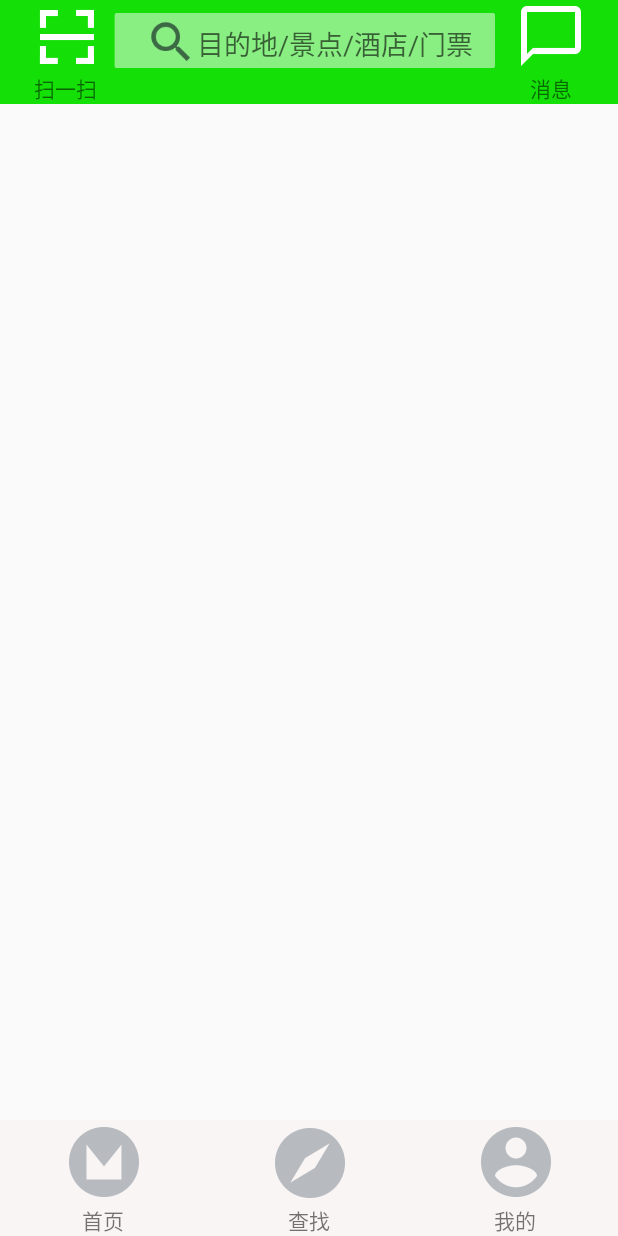
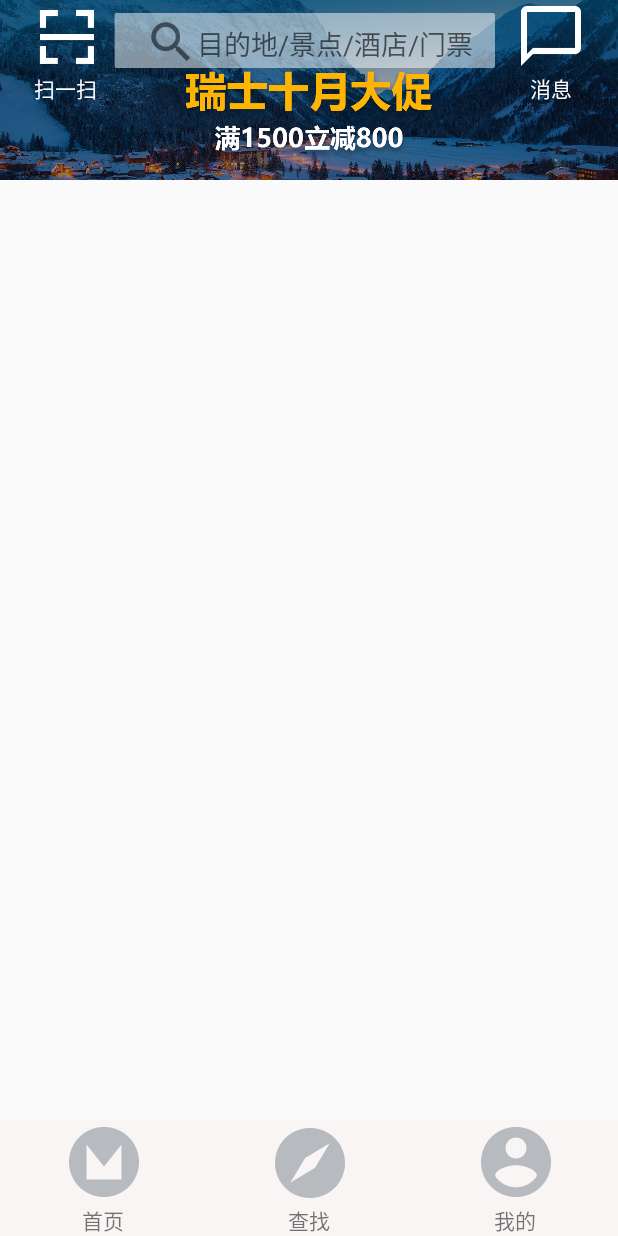
Before and after one commit to androidjk/imTao, an Android app: the screen it shows after launch (MainActivity), on a phone screen of 412 x 824 dp. Run offline under Robolectric (Android 15) with nearby library versions, the phone set to English and light mode, and no system bars.

Commit message:
main_header_advertivcement

```diff
--- /dev/null
+++ b/app/src/main/java/com/example/imtao/adapter/AdviceAdapter.java
@@ -0,0 +1,46 @@
+package com.example.imtao.adapter;
+
+import android.content.Context;
+import android.database.DataSetObserver;
+import android.graphics.pdf.PdfDocument;
+import android.provider.ContactsContract;
+import android.support.v4.view.PagerAdapter;
+import android.view.View;
+import android.view.ViewGroup;
+import android.widget.Adapter;
+import android.widget.ImageView;
+
+import java.util.List;
+
+/**
+ * Created by asus1 on 2018/1/22.
+ */
+
+public class AdviceAdapter extends PagerAdapter {
+    protected Context context;
+    protected List<ImageView> list;
+    public AdviceAdapter(Context context, List<ImageView>list){
+        this.context=context;
+        this.list=list;
+    }
+    @Override
+    public int getCount() {
+        return null!=list?list.size():0;
+    }
+//初始化的方法
+    @Override
+    public Object instantiateItem(ViewGroup container, int position) {
+        container.addView(list.get(position));
+        return list.get(position);
+    }
+
+    @Override
+    public boolean isViewFromObject(View view, Object object) {//判断是否来自Object对象
+        return view==object;
+    }
+//销毁item的方法
+    @Override
+    public void destroyItem(ViewGroup container, int position, Object object) {
+        container.removeView(list.get(position));
+    }
+}
--- a/app/src/main/java/com/example/imtao/fragment/menu_main_fragment.java
+++ b/app/src/main/java/com/example/imtao/fragment/menu_main_fragment.java
@@ -1,21 +1,30 @@
 package com.example.imtao.fragment;
 
-import android.content.Context;
-import android.net.Uri;
 import android.os.Bundle;
 import android.support.annotation.Nullable;
 import android.support.v4.app.Fragment;
+import android.support.v4.view.ViewPager;
 import android.view.LayoutInflater;
 import android.view.View;
 import android.view.ViewGroup;
 
 import com.example.imtao.R;
+import com.example.imtao.adapter.AdviceAdapter;
+import com.example.imtao.util.DataUtil;
 
 
 public class menu_main_fragment extends Fragment{
-    @Nullable
-    @Override
+    int views[]={R.mipmap.header_pic_ad1,R.mipmap.header_pic_ad2};
+    protected ViewPager viewPager;
     public View onCreateView(LayoutInflater inflater, @Nullable ViewGroup container, @Nullable Bundle savedInstanceState) {
         return inflater.inflate(R.layout.fragment_menu_main,container,false);
     }
+
+    @Override
+    public void onActivityCreated(@Nullable Bundle savedInstanceState) {
+        super.onActivityCreated(savedInstanceState);
+        viewPager=(ViewPager)getView().findViewById(R.id.main_vp_guanggao);
+        AdviceAdapter adviceAdapter=new AdviceAdapter(getActivity(),DataUtil.getHeaderView(getActivity(),views));
+        viewPager.setAdapter(adviceAdapter);
+    }
 }
--- /dev/null
+++ b/app/src/main/java/com/example/imtao/util/DataUtil.java
@@ -0,0 +1,28 @@
+package com.example.imtao.util;
+
+import android.content.Context;
+import android.provider.ContactsContract;
+import android.widget.ImageView;
+
+import java.util.ArrayList;
+import java.util.Collections;
+import java.util.List;
+
+/**
+ * Created by asus1 on 2018/1/22.
+ */
+
+public class DataUtil {
+
+    public static List<ImageView> getHeaderView(Context context ,int resourece[]){
+        List<ImageView>images=new ArrayList<>();
+        for (int i:resourece){
+            ImageView imageView=new ImageView(context);
+            imageView.setScaleType(ImageView.ScaleType.CENTER_CROP);
+            imageView.setImageResource(i);//传入图标id
+            images.add(imageView);
+        }
+        return images;
+
+    }
+}
--- a/app/src/main/res/layout/fragment_menu_main.xml
+++ b/app/src/main/res/layout/fragment_menu_main.xml
@@ -2,11 +2,18 @@
     xmlns:tools="http://schemas.android.com/tools"
     android:layout_width="match_parent"
     android:layout_height="match_parent"
+    android:orientation="vertical"
     tools:context="com.example.imtao.fragment.menu_main_fragment">
+
+    <android.support.v4.view.ViewPager
+        android:id="@+id/main_vp_guanggao"
+        android:layout_width="match_parent"
+        android:layout_height="120dp">
+
+    </android.support.v4.view.ViewPager>
     <include
         android:layout_width="match_parent"
         android:layout_height="wrap_content"
         layout="@layout/main_head"/>
 
-
 </RelativeLayout>
--- a/app/src/main/res/layout/main_head.xml
+++ b/app/src/main/res/layout/main_head.xml
@@ -1,8 +1,7 @@
 <?xml version="1.0" encoding="utf-8"?>
 <RelativeLayout xmlns:android="http://schemas.android.com/apk/res/android"
     android:layout_width="match_parent"
-    android:layout_height="match_parent"
-    android:background="#14df06"
+    android:layout_height="wrap_content"
     android:gravity="center"
     android:orientation="horizontal">
 
@@ -25,7 +24,8 @@
         <TextView
             android:layout_width="wrap_content"
             android:layout_height="wrap_content"
-            android:text="扫一扫" />
+            android:text="扫一扫"
+            android:textColor="#fff"/>
     </LinearLayout>
 
     <RelativeLayout
@@ -72,6 +72,7 @@
         <TextView
             android:layout_width="wrap_content"
             android:layout_height="wrap_content"
-            android:text="消息" />
+            android:text="消息"
+            android:textColor="#fff"/>
     </LinearLayout>
 </RelativeLayout>
```
